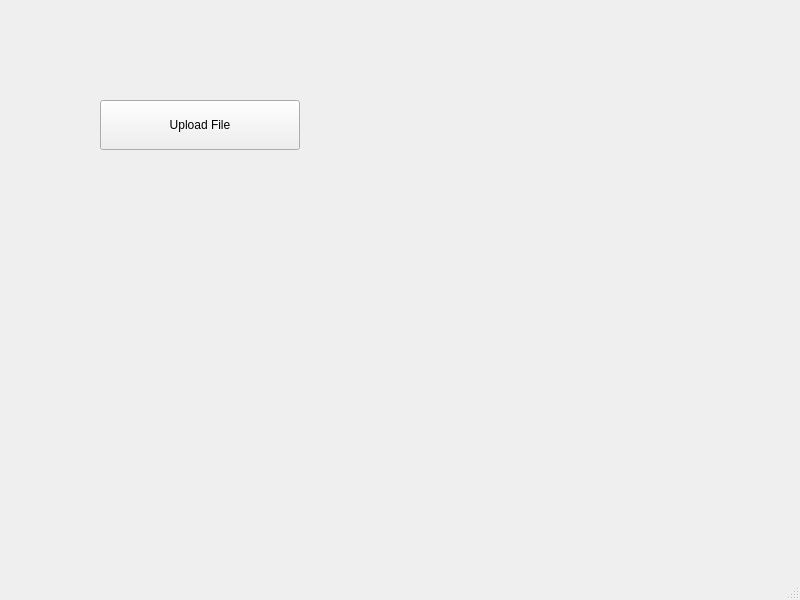
Qt form RFTA-Win64/mainwindow.ui (rotat1ck/RFTA) before a commit.
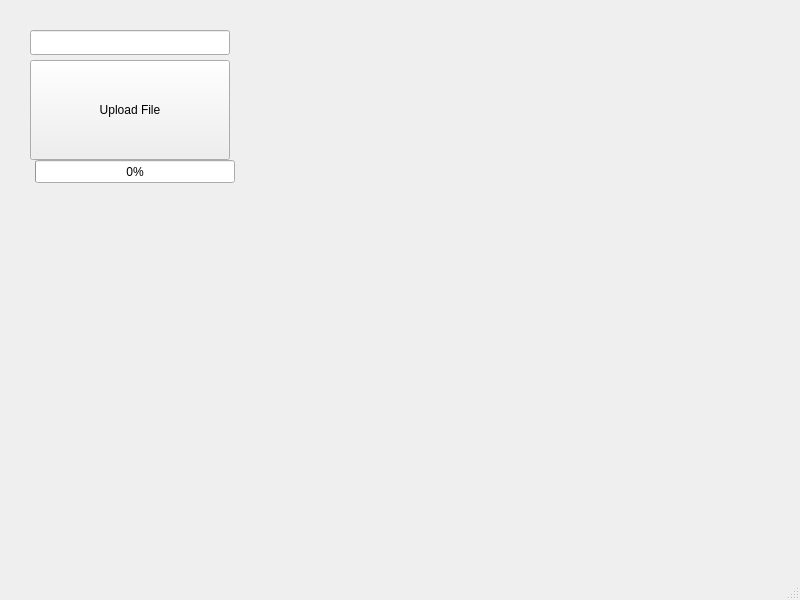
The same form after that commit.

The edit to the form file:
```diff
--- a/RFTA-Win64/mainwindow.ui
+++ b/RFTA-Win64/mainwindow.ui
@@ -17,16 +17,39 @@
    <widget class="QPushButton" name="chooseFileButton">
     <property name="geometry">
      <rect>
-      <x>100</x>
-      <y>100</y>
+      <x>30</x>
+      <y>60</y>
       <width>200</width>
-      <height>50</height>
+      <height>100</height>
      </rect>
     </property>
     <property name="text">
      <string>Upload File</string>
     </property>
    </widget>
+   <widget class="QProgressBar" name="fileLoadingBar">
+    <property name="geometry">
+     <rect>
+      <x>35</x>
+      <y>160</y>
+      <width>200</width>
+      <height>23</height>
+     </rect>
+    </property>
+    <property name="value">
+     <number>0</number>
+    </property>
+   </widget>
+   <widget class="QLineEdit" name="lineEdit">
+    <property name="geometry">
+     <rect>
+      <x>30</x>
+      <y>30</y>
+      <width>200</width>
+      <height>25</height>
+     </rect>
+    </property>
+   </widget>
   </widget>
   <widget class="QMenuBar" name="menubar">
    <property name="geometry">
```
